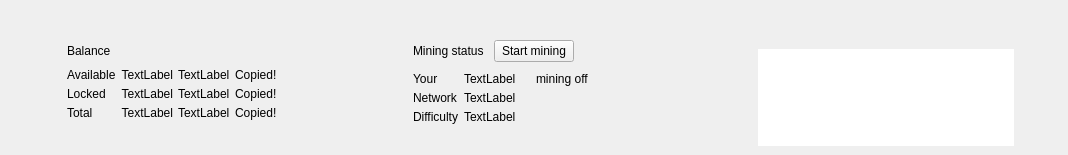
The window that src/Gui/Overview/OverviewHeaderFrame.ui (worktips/worktips-lite-wallet) describes before a commit, drawn with Qt 5.
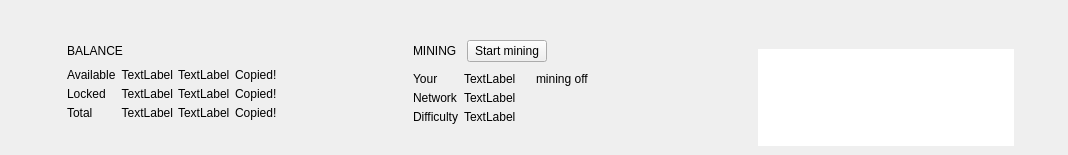
The same window after the commit. Icons and pictures are not drawn. Custom widgets are drawn as their Qt base class.

```diff
--- a/src/Gui/Overview/OverviewHeaderFrame.ui
+++ b/src/Gui/Overview/OverviewHeaderFrame.ui
@@ -62,7 +62,7 @@
       <item row="1" column="2" colspan="5">
        <widget class="WalletGui::WalletHeaderLabel" name="label">
         <property name="text">
-         <string>Balance</string>
+         <string>BALANCE</string>
         </property>
         <property name="indent">
          <number>0</number>
@@ -386,7 +386,7 @@
         <item alignment="Qt::AlignVCenter">
          <widget class="WalletGui::WalletHeaderLabel" name="m_miningStatusTextLabel">
           <property name="text">
-           <string>Mining status</string>
+           <string>MINING</string>
           </property>
           <property name="indent">
            <number>0</number>
```
